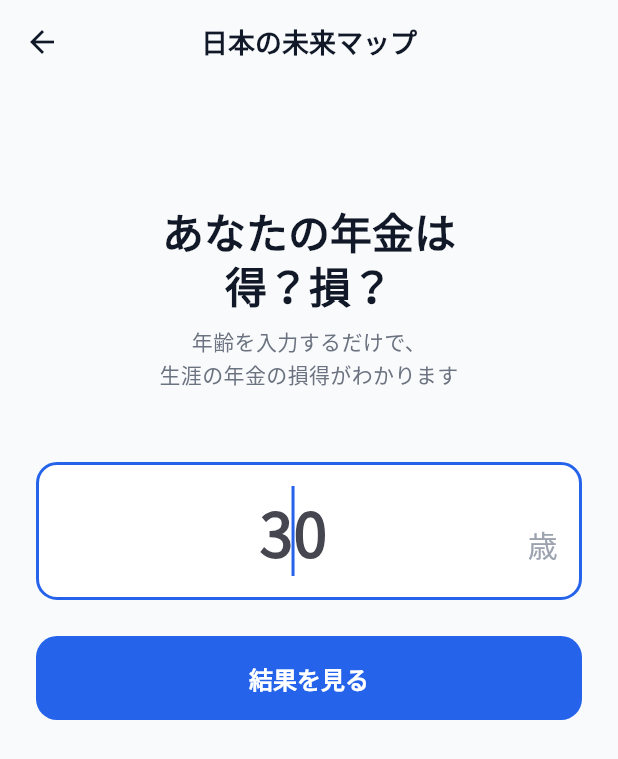
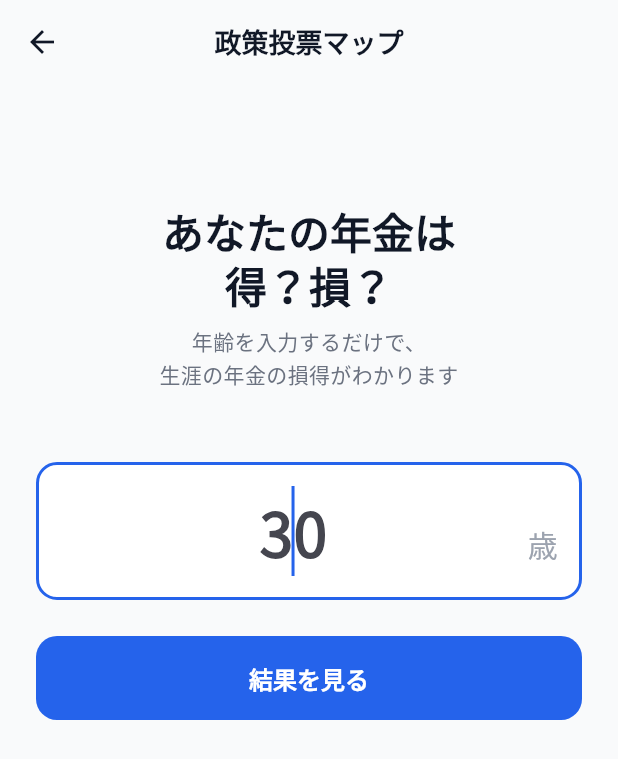
Before and after one commit to zka32101/seisaku_tohyo_map, a Flutter app: the AgeInputScreen screen opened directly, on a phone screen of 412 x 824 dp. Shown: the top 759 px of the screen. Run offline on Flutter 3.47's test engine with Material 3 defaults, Android fonts, the phone set to English and light mode, and no system bars; our stand-ins replace cloud_firestore, connectivity_plus, firebase_analytics, firebase_auth, firebase_core, firebase_messaging and 7 more; accounts and stored records are empty.

Commit message:
fix: アプリ名変更「政策投票マップ」の反映漏れを修正
日本の未来マップ→政策投票マップへの改名がmain.dart/Info.plist/
AndroidManifest.xmlのみに留まっていたため、アプリ内の実際の画面テキスト
7箇所（age_input_screenのAppBarタイトル含む）に旧名が残っていた不具合を修正。

- about_screen.dart: アプリ名表示・問い合わせメール件名
- age_input_screen.dart: AppBarタイトル・年金診断シェア文言
- quiz_result_screen.dart: クイズ結果シェア文言
- challenge_detail_screen.dart: 対策案投票シェア文言
- loss_share_card.dart: 共有カード画像内テキスト
- STORE_LISTING.md / PRIVACY_POLICY.md / USER_PROCEDURE.md /
  iOS_BUILD_GUIDE.md / iOS_IMPLEMENTATION_CHECKLIST.md のアプリ名表記も統一
- pubspec.yaml: ビルド番号を+11→+12に更新
- IMPLEMENTATION_STATUS.mdに再発防止メモを含む変更履歴(#78)を追記

Co-Authored-By: Claude Sonnet 5 <noreply@anthropic.com>
Claude-Session: https://claude.ai/code/session_0132QvsVndrjmTbkAcTaJNp6

```diff
--- a/lib/presentation/screens/about_screen.dart
+++ b/lib/presentation/screens/about_screen.dart
@@ -17,7 +17,7 @@ class AboutScreen extends StatelessWidget {
         padding: const EdgeInsets.all(AppSpacing.md),
         children: [
           Text(
-            '日本の未来マップ',
+            '政策投票マップ',
             style: const TextStyle(fontSize: 20, fontWeight: FontWeight.w800),
           ),
           const SizedBox(height: 4),
@@ -94,7 +94,7 @@ class AboutScreen extends StatelessWidget {
             icon: Icons.mail_outline,
             label: '運営に直接メールで連絡する（不適切な投稿の通報含む）',
             url:
-                'mailto:petitworksdev@gmail.com?subject=${Uri.encodeComponent('【日本の未来マップ】お問い合わせ')}',
+                'mailto:petitworksdev@gmail.com?subject=${Uri.encodeComponent('【政策投票マップ】お問い合わせ')}',
           ),
           const SizedBox(height: AppSpacing.lg),
 
--- a/lib/presentation/screens/age_input_screen.dart
+++ b/lib/presentation/screens/age_input_screen.dart
@@ -73,7 +73,7 @@ class _AgeInputScreenState extends ConsumerState<AgeInputScreen> {
     final signedAmount =
         '${pension.isInTheMinus ? '△' : '+'}¥${(pension.netLoss.abs() / 10000).toStringAsFixed(0)}万円';
     final text =
-        '日本の未来マップ 診断結果\n'
+        '政策投票マップ 診断結果\n'
         '${pension.age}歳の生涯年金損益: $signedAmount\n'
         'あなたの結果もチェックしてみよう！';
 
@@ -89,7 +89,7 @@ class _AgeInputScreenState extends ConsumerState<AgeInputScreen> {
   @override
   Widget build(BuildContext context) {
     return Scaffold(
-      appBar: AppBar(title: const Text('日本の未来マップ')),
+      appBar: AppBar(title: const Text('政策投票マップ')),
       body: SafeArea(
         child: SingleChildScrollView(
           padding: const EdgeInsets.symmetric(horizontal: AppSpacing.lg),
--- a/lib/presentation/screens/challenge_detail_screen.dart
+++ b/lib/presentation/screens/challenge_detail_screen.dart
@@ -1102,7 +1102,7 @@ class _PolicyOptionsSection extends ConsumerWidget {
         .join('\n');
 
     final text =
-        '日本の未来マップ 対策案投票\n'
+        '政策投票マップ 対策案投票\n'
         '「$challengeName」について、私は\n'
         '「${selected.title}」を選びました\n\n'
         '【投票結果】\n'
--- a/lib/presentation/screens/quiz_result_screen.dart
+++ b/lib/presentation/screens/quiz_result_screen.dart
@@ -153,7 +153,7 @@ class QuizResultScreen extends ConsumerWidget {
       return '🟥';
     }).join();
 
-    return '日本の未来マップ 診断結果 ${result.level.emoji}\n'
+    return '政策投票マップ 診断結果 ${result.level.emoji}\n'
         '${result.level.title}（正答度${result.averageAccuracy.toStringAsFixed(0)}%）\n'
         '$emojiRow\n'
         'あなたも社会課題への感覚をチェックしてみよう！';
--- a/lib/presentation/widgets/loss_share_card.dart
+++ b/lib/presentation/widgets/loss_share_card.dart
@@ -33,7 +33,7 @@ class LossShareCard extends StatelessWidget {
               const Icon(Icons.public, size: 16, color: AppColors.primary),
               const SizedBox(width: 6),
               const Text(
-                '日本の未来マップ',
+                '政策投票マップ',
                 style: TextStyle(
                   fontSize: 12,
                   fontWeight: FontWeight.w800,
--- a/pubspec.yaml
+++ b/pubspec.yaml
@@ -16,7 +16,7 @@ publish_to: 'none' # Remove this line if you wish to publish to pub.dev
 # https://developer.apple.com/library/archive/documentation/General/Reference/InfoPlistKeyReference/Articles/CoreFoundationKeys.html
 # In Windows, build-name is used as the major, minor, and patch parts
 # of the product and file versions while build-number is used as the build suffix.
-version: 1.0.0+11
+version: 1.0.0+12
 
 environment:
   sdk: ^3.12.0
```
Also changed, not shown: 6 other files.
